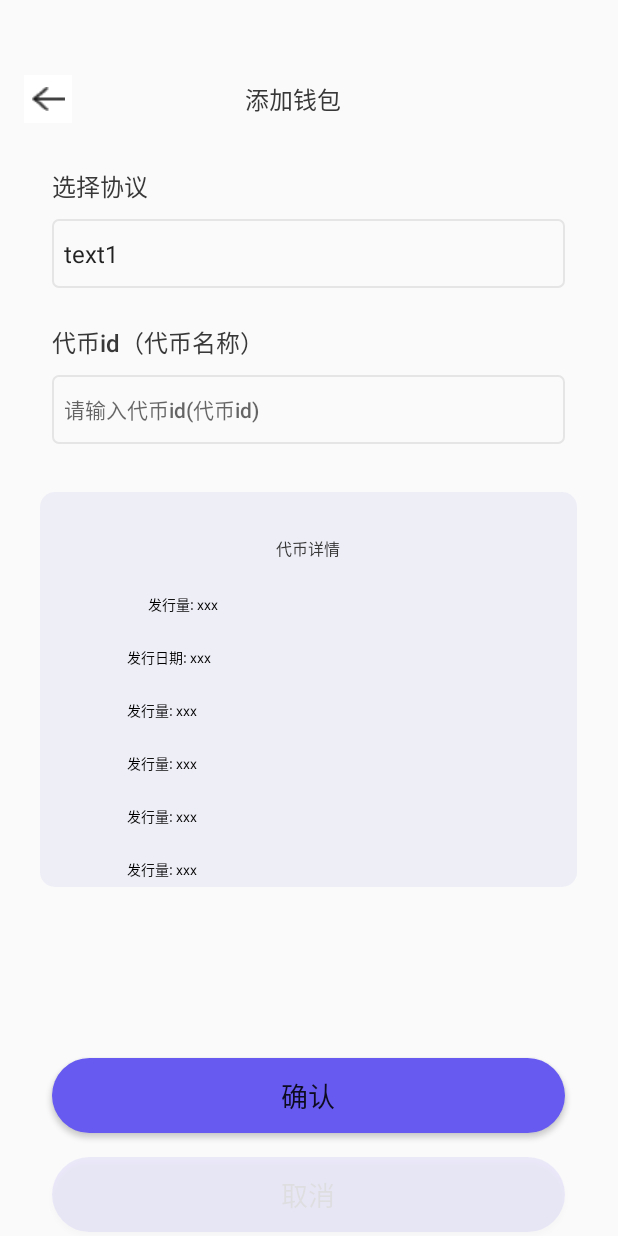
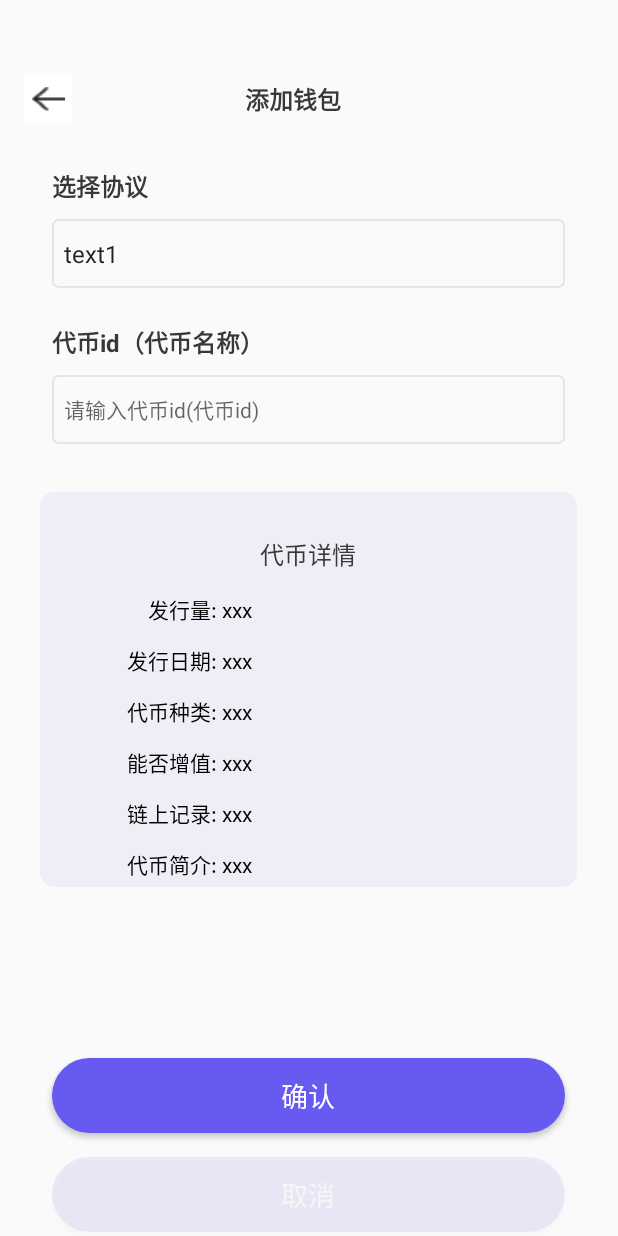
Before and after one commit to youngzhenhao/bitlong, an Android app: the layout add_wallet.xml on its own in the app's theme, with its tools: preview values and no code run, on a phone screen of 412 x 824 dp. Run offline under Robolectric (Android 15) with nearby library versions, the phone set to English and light mode, and no system bars.

Commit message:
UI代码优化

```diff
--- a/app/src/main/res/layout/add_wallet.xml
+++ b/app/src/main/res/layout/add_wallet.xml
@@ -1,9 +1,9 @@
 <?xml version="1.0" encoding="utf-8"?>
-<RelativeLayout xmlns:android="http://schemas.android.com/apk/res/android"
+<LinearLayout xmlns:android="http://schemas.android.com/apk/res/android"
     xmlns:tools="http://schemas.android.com/tools"
     android:layout_width="match_parent"
     android:layout_height="match_parent"
->
+    >
 
     <!-- TODO: Update blank fragment layout -->
 
@@ -40,29 +40,26 @@
                 android:gravity="center"
                 android:text="添加钱包"
                 android:textColor="@color/black"
-                android:textSize="16dp" />
+                android:textSize="16sp"
+                android:textStyle="bold"/>
         </LinearLayout>
 
         <LinearLayout
             android:layout_width="match_parent"
             android:layout_height="wrap_content"
             android:orientation="vertical">
-
             <TextView
                 android:id="@+id/分组3"
                 android:layout_width="342dp"
                 android:layout_height="22dp"
+                android:text="选择协议"
+                android:textSize="16sp"
+                android:textStyle="bold"
+                android:textColor="@color/black"
                 android:layout_gravity="center"
                 android:layout_marginTop="24dp"
-                android:fontFamily="sans-serif-medium"
-                android:text="选择协议"
-                android:textColor="@color/black"
-                android:textSize="16dp"
-                android:textStyle="normal"
-                android:typeface="sans"
 
                 />
-
             <Spinner
                 android:id="@+id/mySpinner"
                 android:layout_width="342dp"
@@ -71,10 +68,10 @@
                 android:layout_marginTop="11.81dp"
                 android:background="@drawable/model2"
                 android:entries="@array/options_array"
-                android:spinnerMode="dropdown" />
+                android:spinnerMode="dropdown"
+                />
 
         </LinearLayout>
-
         <LinearLayout
             android:layout_width="match_parent"
             android:layout_height="wrap_content"
@@ -84,10 +81,8 @@
                 android:layout_width="342dp"
                 android:layout_height="22dp"
                 android:text="代币id（代币名称）"
-                android:textSize="16dp"
-                android:textStyle="normal"
-                android:fontFamily="sans-serif-medium"
-                android:typeface="sans"
+                android:textSize="16sp"
+                android:textStyle="bold"
                 android:textColor="@color/black"
                 android:layout_gravity="center"
                 android:layout_marginTop="24dp"
@@ -100,10 +95,8 @@
                 android:layout_height="46dp"
                 android:layout_gravity="center"
                 android:hint="请输入代币id(代币id)"
-                android:textSize="14dp"
+                android:textSize="14sp"
                 android:textStyle="normal"
-                android:fontFamily="sans-serif-medium"
-                android:typeface="sans"
                 android:padding="8dp"
                 android:layout_marginTop="11.81dp"
                 android:background="@drawable/model2"/>
@@ -124,75 +117,78 @@
                 android:layout_width="match_parent"
                 android:layout_height="22dp"
                 android:layout_marginTop="29dp"
+                android:text="代币详情"
                 android:textAlignment="center"
-                android:text="代币详情"
                 android:textColor="#383838"
-                android:textSize="16px" />
+                android:textSize="16sp" />
             <!-- 发行量 -->
+
             <TextView
                 android:id="@+id/totalSupplyTextView"
                 android:layout_width="match_parent"
-                android:layout_height="wrap_content"
+                android:layout_height="19dp"
+                android:layout_marginLeft="72dp"
+                android:layout_marginTop="16dp"
                 android:layout_weight="1"
                 android:text="发行量: xxx"
-                android:textSize="14px"
                 android:textColor="#000000"
-                android:layout_marginTop="16dp"
-                android:layout_marginLeft="72dp"/>
+                android:textSize="14sp" />
 
-            <!-- 链上记录 -->
+            <TextView
+                android:id="@+id/date"
+                android:layout_width="match_parent"
+                android:layout_height="19dp"
+                android:layout_marginLeft="58dp"
+                android:layout_marginTop="8dp"
+                android:layout_weight="1"
+                android:text="发行日期: xxx"
+                android:textColor="#000000"
+                android:textSize="14sp" />
+
+            <!-- 代币介绍 -->
+            <TextView
+                android:id="@+id/token_type"
+                android:layout_width="match_parent"
+                android:layout_height="19dp"
+                android:layout_marginLeft="58dp"
+                android:layout_marginTop="8dp"
+                android:layout_weight="1"
+                android:text="代币种类: xxx"
+                android:textColor="#000000"
+                android:textSize="14sp" />
+
+            <TextView
+                android:id="@+id/add"
+                android:layout_width="match_parent"
+                android:layout_height="19dp"
+                android:layout_marginLeft="58dp"
+                android:layout_marginTop="8dp"
+                android:layout_weight="1"
+                android:text="能否增值: xxx"
+                android:textColor="#000000"
+                android:textSize="14sp" />
+
             <TextView
                 android:id="@+id/chain"
                 android:layout_width="match_parent"
-                android:layout_height="wrap_content"
+                android:layout_height="19dp"
+                android:layout_marginLeft="58dp"
+                android:layout_marginTop="8dp"
                 android:layout_weight="1"
-                android:text="发行日期: xxx"
-                android:textSize="14px"
+                android:text="链上记录: xxx"
                 android:textColor="#000000"
-                android:layout_marginTop="16dp"
-                android:layout_marginLeft="58dp"/>
+                android:textSize="14sp" />
 
-            <!-- 代币介绍 -->
             <TextView
-                android:id="@+id/totalSupplyTextView"
+                android:id="@+id/intro"
                 android:layout_width="match_parent"
-                android:layout_height="wrap_content"
+                android:layout_height="19dp"
+                android:layout_marginLeft="58dp"
+                android:layout_marginTop="8dp"
                 android:layout_weight="1"
-                android:text="发行量: xxx"
-                android:textSize="14px"
+                android:text="代币简介: xxx"
                 android:textColor="#000000"
-                android:layout_marginTop="16dp"
-                android:layout_marginLeft="58dp"/>
-            <TextView
-                android:id="@+id/totalSupplyTextView"
-                android:layout_width="match_parent"
-                android:layout_height="wrap_content"
-                android:layout_weight="1"
-                android:text="发行量: xxx"
-                android:textSize="14px"
-                android:textColor="#000000"
-                android:layout_marginTop="16dp"
-                android:layout_marginLeft="58dp"/>
-            <TextView
-                android:id="@+id/totalSupplyTextView"
-                android:layout_width="match_parent"
-                android:layout_height="wrap_content"
-                android:layout_weight="1"
-                android:text="发行量: xxx"
-                android:textSize="14px"
-                android:textColor="#000000"
-                android:layout_marginTop="16dp"
-                android:layout_marginLeft="58dp"/>
-            <TextView
-                android:id="@+id/totalSupplyTextView"
-                android:layout_width="match_parent"
-                android:layout_height="wrap_content"
-                android:layout_weight="1"
-                android:text="发行量: xxx"
-                android:textSize="14px"
-                android:textColor="#000000"
-                android:layout_marginTop="16dp"
-                android:layout_marginLeft="58dp"/>
+                android:textSize="14sp" />
         </LinearLayout>
 
         <Button
@@ -200,10 +196,11 @@
             android:layout_width="wrap_content"
             android:layout_height="wrap_content"
             android:layout_gravity="center"
-            android:layout_marginTop="114dp"
+            android:layout_marginTop="113.98dp"
             android:text="确认"
-            android:textSize="18dp"
+            android:textSize="18sp"
             android:background="@drawable/group7"
+            android:textColor="@color/white"
             android:onClick="nextActivity"/>
         <!-- 分组 7 -->
         <Button
@@ -212,11 +209,12 @@
             android:layout_height="wrap_content"
             android:layout_gravity="center"
             android:text="取消"
-            android:textSize="18dp"
+            android:textSize="18sp"
             android:layout_marginTop="16dp"
             android:background="@drawable/group7"
+            android:textColor="@color/white"
             android:alpha="0.1"
             android:onClick="returnPre"/>
     </LinearLayout>
 
-</RelativeLayout>
+</LinearLayout>
```
Also changed, not shown: app/src/main/res/layout/create_token.xml (+27 -31 lines), app/src/main/res/layout/transfer.xml (+21 -29 lines).
